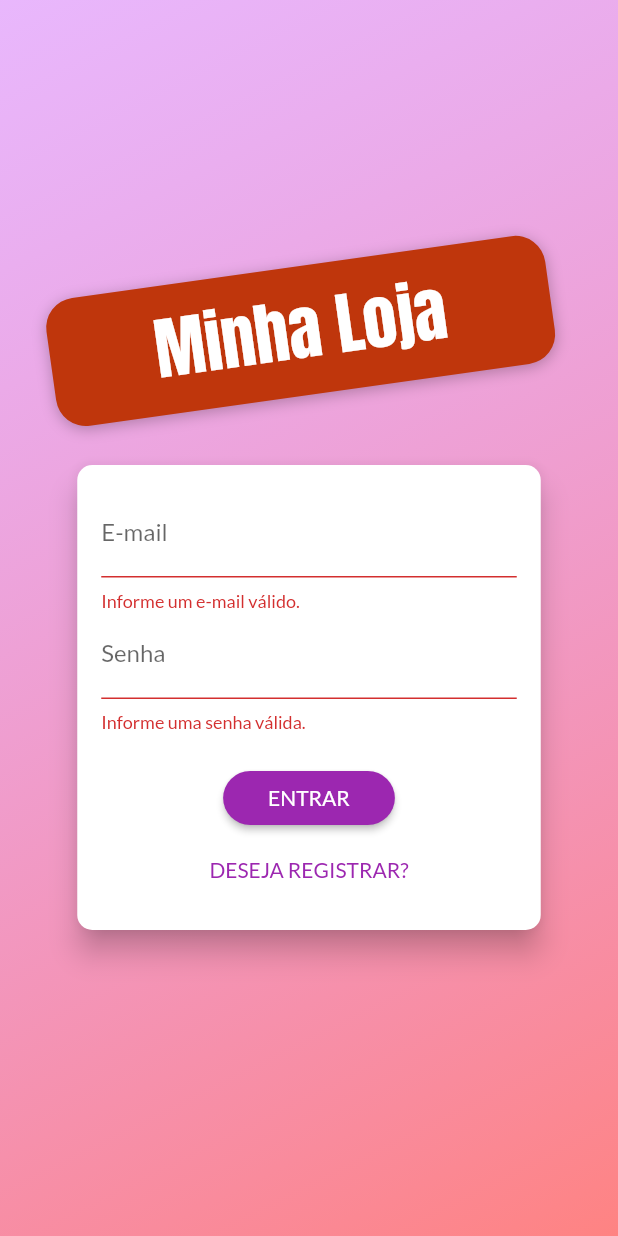
After one commit to lucas-salles/flutter-examples, a Flutter app: the screen it shows after launch, after a tap on "ENTRAR", on a phone screen of 412 x 824 dp. The commit adds this screen. Run offline on Flutter 3.47's test engine with Material 2 defaults, Android fonts, the phone set to English and light mode, and no system bars; our stand-ins replace flutter_mobx, flutter_multi_formatter, font_awesome_flutter, google_fonts, google_maps_flutter, image_picker and 6 more; accounts and stored records are empty; generated files the repository leaves out were written again; network calls fail.

Commit message:
Shop app: adicionando autenticação

```diff
--- /dev/null
+++ b/shop/lib/components/auth_form.dart
@@ -0,0 +1,176 @@
+import 'package:flutter/material.dart';
+import 'package:provider/provider.dart';
+import 'package:shop/exceptions/auth_exception.dart';
+import 'package:shop/models/auth.dart';
+
+enum AuthMode { Signup, Login }
+
+class AuthForm extends StatefulWidget {
+  const AuthForm({Key? key}) : super(key: key);
+
+  @override
+  _AuthFormState createState() => _AuthFormState();
+}
+
+class _AuthFormState extends State<AuthForm> {
+  final _passwordController = TextEditingController();
+  final _formKey = GlobalKey<FormState>();
+  bool _isLoading = false;
+  AuthMode _authMode = AuthMode.Login;
+  final Map<String, String> _authData = {
+    "email": "",
+    "passwoprd": "",
+  };
+
+  bool _isLogin() => _authMode == AuthMode.Login;
+  bool _isSignup() => _authMode == AuthMode.Signup;
+
+  void _switchAuthMode() {
+    setState(() {
+      if (_isLogin()) {
+        _authMode = AuthMode.Signup;
+      } else {
+        _authMode = AuthMode.Login;
+      }
+    });
+  }
+
+  void _showErrorDialog(String msg) {
+    showDialog(
+      context: context,
+      builder: (_) => AlertDialog(
+        title: const Text('Ocorreu um erro'),
+        content: Text(msg),
+        actions: [
+          TextButton(
+            onPressed: () => Navigator.of(context).pop(),
+            child: const Text('Fechar'),
+          ),
+        ],
+      ),
+    );
+  }
+
+  Future<void> _submit() async {
+    final isValid = _formKey.currentState?.validate() ?? false;
+
+    if (!isValid) {
+      return;
+    }
+
+    setState(() => _isLoading = true);
+
+    _formKey.currentState?.save();
+    Auth auth = Provider.of(context, listen: false);
+
+    try {
+      if (_isLogin()) {
+        await auth.login(
+          _authData["email"]!,
+          _authData["password"]!,
+        );
+      } else {
+        await auth.signup(
+          _authData["email"]!,
+          _authData["password"]!,
+        );
+      }
+    } on AuthException catch (error) {
+      _showErrorDialog(error.toString());
+    } catch (error) {
+      _showErrorDialog('Ocorreu um erro inesperado!');
+    }
+
+    setState(() => _isLoading = false);
+  }
+
+  @override
+  Widget build(BuildContext context) {
+    final deviceSize = MediaQuery.of(context).size;
+
+    return Card(
+      elevation: 8,
+      shape: RoundedRectangleBorder(
+        borderRadius: BorderRadius.circular(10),
+      ),
+      child: Container(
+        padding: const EdgeInsets.all(16),
+        height: _isLogin() ? 310 : 400,
+        width: deviceSize.width * 0.75,
+        child: Form(
+          key: _formKey,
+          child: Column(
+            children: [
+              TextFormField(
+                decoration: const InputDecoration(labelText: "E-mail"),
+                keyboardType: TextInputType.emailAddress,
+                onSaved: (email) => _authData["email"] = email ?? "",
+                validator: (_email) {
+                  final email = _email ?? "";
+                  if (email.trim().isEmpty || !email.contains("@")) {
+                    return "Informe um e-mail válido.";
+                  }
+                  return null;
+                },
+              ),
+              TextFormField(
+                decoration: const InputDecoration(labelText: "Senha"),
+                obscureText: true,
+                controller: _passwordController,
+                onSaved: (password) => _authData["password"] = password ?? "",
+                validator: (_password) {
+                  final password = _password ?? "";
+                  if (password.isEmpty || password.length < 5) {
+                    return "Informe uma senha válida.";
+                  }
+                  return null;
+                },
+              ),
+              if (_isSignup())
+                TextFormField(
+                  decoration:
+                      const InputDecoration(labelText: "Confirmar Senha"),
+                  obscureText: true,
+                  validator: _isLogin()
+                      ? null
+                      : (_password) {
+                          final password = _password ?? "";
+                          if (password != _passwordController.text) {
+                            return "Senhas informadas não conferem.";
+                          }
+                          return null;
+                        },
+                ),
+              const SizedBox(height: 20),
+              if (_isLoading)
+                const CircularProgressIndicator()
+              else
+                ElevatedButton(
+                  onPressed: _submit,
+                  child: Text(
+                    _authMode == AuthMode.Login ? "ENTRAR" : "REGISTRAR",
+                  ),
+                  style: ElevatedButton.styleFrom(
+                    shape: RoundedRectangleBorder(
+                      borderRadius: BorderRadius.circular(30),
+                    ),
+                    padding: const EdgeInsets.symmetric(
+                      horizontal: 30,
+                      vertical: 8,
+                    ),
+                  ),
+                ),
+              const Spacer(),
+              TextButton(
+                onPressed: _switchAuthMode,
+                child: Text(
+                  _isLogin() ? "DESEJA REGISTRAR?" : "JÁ POSSUI CONTA?",
+                ),
+              ),
+            ],
+          ),
+        ),
+      ),
+    );
+  }
+}
--- /dev/null
+++ b/shop/lib/data/store.dart
@@ -0,0 +1,33 @@
+import 'dart:convert';
+
+import 'package:shared_preferences/shared_preferences.dart';
+
+class Store {
+  static Future<bool> saveString(String key, String value) async {
+    final prefs = await SharedPreferences.getInstance();
+    return prefs.setString(key, value);
+  }
+
+  static Future<bool> saveMap(String key, Map<String, dynamic> value) async {
+    return saveString(key, jsonEncode(value));
+  }
+
+  static Future<String> getString(String key,
+      [String defaultValue = '']) async {
+    final prefs = await SharedPreferences.getInstance();
+    return prefs.getString(key) ?? defaultValue;
+  }
+
+  static Future<Map<String, dynamic>> getMap(String key) async {
+    try {
+      return jsonDecode(await getString(key));
+    } catch (_) {
+      return {};
+    }
+  }
+
+  static Future<bool> remove(String key) async {
+    final prefs = await SharedPreferences.getInstance();
+    return prefs.remove(key);
+  }
+}
--- /dev/null
+++ b/shop/lib/exceptions/auth_exception.dart
@@ -0,0 +1,19 @@
+class AuthException implements Exception {
+  static const Map<String, String> errors = {
+    'EMAIL_EXISTS': 'E-mail já cadastrado.',
+    'OPERATION_NOT_ALLOWED': 'Operação não permitida!',
+    'TOO_MANY_ATTEMPTS_TRY_LATER':
+        'Acesso bloqueado temporariamente. Tente mais tarde.',
+    'EMAIL_NOT_FOUND': 'E-mail não encontrado.',
+    'INVALID_PASSWORD': 'Senha informada não confere.',
+    'USER_DISABLED': 'A conta do usuário foi desabilitada.',
+  };
+  final String key;
+
+  AuthException(this.key);
+
+  @override
+  String toString() {
+    return errors[key] ?? 'Ocorreu um erro no processo de autenticação.';
+  }
+}
--- a/shop/lib/main.dart
+++ b/shop/lib/main.dart
@@ -1,12 +1,13 @@
 import 'package:flutter/material.dart';
 import 'package:provider/provider.dart';
+import 'package:shop/models/auth.dart';
 import 'package:shop/models/cart.dart';
 import 'package:shop/models/order_list.dart';
+import 'package:shop/pages/auth_or_home_page.dart';
 import 'package:shop/pages/cart_page.dart';
 import 'package:shop/pages/orders_page.dart';
 import 'package:shop/pages/product_detail_page.dart';
 import 'package:shop/pages/product_form_page.dart';
-import 'package:shop/pages/products_overview_page.dart';
 import 'package:shop/models/product_list.dart';
 import 'package:shop/pages/products_page.dart';
 import 'package:shop/utils/app_routes.dart';
@@ -28,13 +29,30 @@ class MyApp extends StatelessWidget {
     return MultiProvider(
       providers: [
         ChangeNotifierProvider(
+          create: (_) => Auth(),
+        ),
+        ChangeNotifierProxyProvider<Auth, ProductList>(
           create: (_) => ProductList(),
+          update: (ctx, auth, previous) {
+            return ProductList(
+              auth.token ?? '',
+              auth.userId ?? '',
+              previous?.items ?? [],
+            );
+          },
+        ),
+        ChangeNotifierProxyProvider<Auth, OrderList>(
+          create: (_) => OrderList(),
+          update: (ctx, auth, previous) {
+            return OrderList(
+              auth.token ?? '',
+              auth.userId ?? '',
+              previous?.items ?? [],
+            );
+          },
         ),
         ChangeNotifierProvider(
           create: (_) => Cart(),
-        ),
-        ChangeNotifierProvider(
-          create: (_) => OrderList(),
         ),
       ],
       child: MaterialApp(
@@ -47,7 +65,7 @@ class MyApp extends StatelessWidget {
         debugShowCheckedModeBanner: false,
         // home: const ProductsOverviewPage(),
         routes: {
-          AppRoutes.HOME: (context) => const ProductsOverviewPage(),
+          AppRoutes.AUTH_OR_HOME: (context) => const AuthOrHomePage(),
           AppRoutes.PRODUCT_DETAIL: (context) => const ProductDetailPage(),
           AppRoutes.CART: (context) => const CartPage(),
           AppRoutes.ORDERS: (context) => const OrdersPage(),
--- /dev/null
+++ b/shop/lib/models/auth.dart
@@ -0,0 +1,116 @@
+import 'dart:async';
+import 'dart:convert';
+
+import 'package:flutter/material.dart';
+import 'package:http/http.dart' as http;
+import 'package:shop/data/store.dart';
+import 'package:shop/exceptions/auth_exception.dart';
+
+class Auth with ChangeNotifier {
+  String? _token;
+  String? _email;
+  String? _userId;
+  DateTime? _expiryDate;
+  Timer? _logoutTimer;
+
+  bool get isAuth {
+    final isValid = _expiryDate?.isAfter(DateTime.now()) ?? false;
+    return _token != null && isValid;
+  }
+
+  String? get token => isAuth ? _token : null;
+
+  String? get email => isAuth ? _email : null;
+
+  String? get userId => isAuth ? _userId : null;
+
+  Future<void> _authenticate(
+      String email, String password, String urlFragment) async {
+    final url =
+        "https://identitytoolkit.googleapis.com/v1/accounts:$urlFragment?key=AIzaSyBRPANzCzOcPrMFRVrRoU1Un7jKjVKCJBM";
+    final response = await http.post(
+      Uri.parse(url),
+      body: jsonEncode({
+        "email": email,
+        "password": password,
+        "returnSecureToken": true,
+      }),
+    );
+
+    final body = jsonDecode(response.body);
+
+    if (body['error'] != null) {
+      throw AuthException(body['error']['message']);
+    } else {
+      _token = body['idToken'];
+      _email = body['email'];
+      _userId = body['localId'];
+      _expiryDate = DateTime.now().add(
+        Duration(
+          seconds: int.parse(body['expiresIn']),
+        ),
+      );
+
+      Store.saveMap('userData', {
+        'token': _token,
+        'email': _email,
+        'userId': _userId,
+        'expiryDate': _expiryDate!.toIso8601String(),
+      });
+
+      _autoLogout();
+      notifyListeners();
+    }
+  }
+
+  Future<void> signup(String email, String password) async {
+    return _authenticate(email, password, "signUp");
+  }
+
+  Future<void> login(String email, String password) async {
+    return _authenticate(email, password, "signInWithPassword");
+  }
+
+  Future<void> tryAutoLogin() async {
+    if (isAuth) return;
+
+    final userData = await Store.getMap('userData');
+    if (userData.isEmpty) return;
+
+    final expiryDate = DateTime.parse(userData['expiryDate']);
+    if (expiryDate.isBefore(DateTime.now())) return;
+
+    _token = userData['token'];
+    _email = userData['email'];
+    _userId = userData['userId'];
+    _expiryDate = expiryDate;
+
+    _autoLogout();
+    notifyListeners();
+  }
+
+  void logout() {
+    _token = null;
+    _email = null;
+    _userId = null;
+    _expiryDate = null;
+    _clearLogoutTimer();
+    Store.remove('userData').then((_) {
+      notifyListeners();
+    });
+  }
+
+  void _clearLogoutTimer() {
+    _logoutTimer?.cancel();
+    _logoutTimer = null;
+  }
+
+  void _autoLogout() {
+    _clearLogoutTimer();
+    final timeToLogout = _expiryDate?.difference(DateTime.now()).inSeconds;
+    _logoutTimer = Timer(
+      Duration(seconds: timeToLogout ?? 0),
+      logout,
+    );
+  }
+}
--- a/shop/lib/models/order_list.dart
+++ b/shop/lib/models/order_list.dart
@@ -1,5 +1,4 @@
 import 'dart:convert';
-import 'dart:math';
 
 import 'package:flutter/material.dart';
 import 'package:http/http.dart' as http;
@@ -9,22 +8,30 @@ import 'package:shop/models/order.dart';
 import 'package:shop/utils/constants.dart';
 
 class OrderList with ChangeNotifier {
-  final List<Order> _items = [];
+  final String _token;
+  final String _userId;
+  List<Order> _items = [];
+
+  OrderList([
+    this._token = '',
+    this._userId = '',
+    this._items = const [],
+  ]);
 
   List<Order> get items => [..._items];
 
   int get itemsCount => _items.length;
 
   Future<void> loadOrders() async {
-    _items.clear();
+    List<Order> items = [];
 
     final response = await http.get(
-      Uri.parse("${Constants.ORDER_BASE_URL}.json"),
+      Uri.parse("${Constants.ORDER_BASE_URL}/$_userId.json?auth=$_token"),
     );
     Map<String, dynamic>? data = jsonDecode(response.body);
     if (data == null) return;
     data.forEach((orderId, orderData) {
-      _items.add(
+      items.add(
         Order(
           id: orderId,
           total: orderData["total"],
@@ -41,13 +48,15 @@ class OrderList with ChangeNotifier {
         ),
       );
     });
+
+    _items = items.reversed.toList();
     notifyListeners();
   }
 
   Future<void> addOrder(Cart cart) async {
     final date = DateTime.now();
     final response = await http.post(
-      Uri.parse("${Constants.ORDER_BASE_URL}.json"),
+      Uri.parse("${Constants.ORDER_BASE_URL}/$_userId.json?auth=$_token"),
       body: jsonEncode({
         "total": cart.totalAmount,
         "date": date.toIso8601String(),
--- a/shop/lib/models/product_list.dart
+++ b/shop/lib/models/product_list.dart
@@ -8,11 +8,19 @@ import 'package:shop/models/product.dart';
 import 'package:shop/utils/constants.dart';
 
 class ProductList with ChangeNotifier {
-  final List<Product> _items = [];
+  final String _token;
+  final String _userId;
+  List<Product> _items = [];
 
   List<Product> get items => [..._items];
   List<Product> get favoriteItems =>
       _items.where((product) => product.isFavorite).toList();
+
+  ProductList([
+    this._token = '',
+    this._userId = '',
+    this._items = const [],
+  ]);
 
   int get itemsCount => _items.length;
 
@@ -20,11 +28,20 @@ class ProductList with ChangeNotifier {
     _items.clear();
 
     final response = await http.get(
-      Uri.parse("${Constants.PRODUCT_BASE_URL}.json"),
+      Uri.parse("${Constants.PRODUCT_BASE_URL}.json?auth=$_token"),
     );
     Map<String, dynamic>? data = jsonDecode(response.body);
     if (data == null) return;
+
+    final favResponse = await http.get(
+      Uri.parse("${Constants.USER_FAVORITES_URL}/$_userId.json?auth=$_token"),
+    );
+
+    Map<String, dynamic> favData =
+        favResponse.body == 'null' ? {} : jsonDecode(favResponse.body);
+
     data.forEach((productId, productData) {
+      final isFavorite = favData[productId] ?? false;
       _items.add(
         Product(
           id: productId,
@@ -32,7 +49,7 @@ class ProductList with ChangeNotifier {
           description: productData["description"],
           price: productData["price"],
           imageUrl: productData["imageUrl"],
-          isFavorite: productData["isFavorite"],
+          isFavorite: isFavorite,
         ),
       );
     });
@@ -59,13 +76,12 @@ class ProductList with ChangeNotifier {
 
   Future<void> addProduct(Product product) async {
     final response = await http.post(
-      Uri.parse("${Constants.PRODUCT_BASE_URL}.json"),
+      Uri.parse("${Constants.PRODUCT_BASE_URL}.json?auth=$_token"),
       body: jsonEncode({
         "name": product.name,
         "description": product.description,
         "price": product.price,
         "imageUrl": product.imageUrl,
-        "isFavorite": product.isFavorite,
       }),
     );
 
@@ -76,7 +92,6 @@ class ProductList with ChangeNotifier {
       description: product.description,
       price: product.price,
       imageUrl: product.imageUrl,
-      isFavorite: product.isFavorite,
     ));
     notifyListeners();
   }
@@ -86,7 +101,8 @@ class ProductList with ChangeNotifier {
 
     if (index >= 0) {
       await http.patch(
-        Uri.parse("${Constants.PRODUCT_BASE_URL}/${product.id}.json"),
+        Uri.parse(
+            "${Constants.PRODUCT_BASE_URL}/${product.id}.json?auth=$_token"),
         body: jsonEncode({
           "name": product.name,
           "description": product.description,
@@ -109,7 +125,8 @@ class ProductList with ChangeNotifier {
       notifyListeners();
 
       final response = await http.delete(
-        Uri.parse("${Constants.PRODUCT_BASE_URL}/${product.id}.json"),
+        Uri.parse(
+            "${Constants.PRODUCT_BASE_URL}/${product.id}.json?auth=$_token"),
       );
 
       if (response.statusCode >= 400) {
--- /dev/null
+++ b/shop/lib/pages/auth_or_home_page.dart
@@ -0,0 +1,30 @@
+import 'package:flutter/material.dart';
+import 'package:provider/provider.dart';
+import 'package:shop/models/auth.dart';
+import 'package:shop/pages/auth_page.dart';
+import 'package:shop/pages/products_overview_page.dart';
+
+class AuthOrHomePage extends StatelessWidget {
+  const AuthOrHomePage({Key? key}) : super(key: key);
+
+  @override
+  Widget build(BuildContext context) {
+    Auth auth = Provider.of(context);
+    return FutureBuilder(
+      future: auth.tryAutoLogin(),
+      builder: (ctx, snapshot) {
+        if (snapshot.connectionState == ConnectionState.waiting) {
+          return const Center(
+            child: CircularProgressIndicator(),
+          );
+        } else if (snapshot.error != null) {
+          return const Center(
+            child: Text('Ocorreu um erro!'),
+          );
+        } else {
+          return auth.isAuth ? const ProductsOverviewPage() : const AuthPage();
+        }
+      },
+    );
+  }
+}
--- /dev/null
+++ b/shop/lib/pages/auth_page.dart
@@ -0,0 +1,63 @@
+import 'dart:math';
+
+import 'package:flutter/material.dart';
+import 'package:shop/components/auth_form.dart';
+
+class AuthPage extends StatelessWidget {
+  const AuthPage({Key? key}) : super(key: key);
+
+  @override
+  Widget build(BuildContext context) {
+    return Scaffold(
+      body: Stack(
+        children: [
+          Container(
+            decoration: const BoxDecoration(
+              gradient: LinearGradient(colors: [
+                Color.fromRGBO(215, 117, 255, 0.5),
+                Color.fromRGBO(255, 118, 117, 0.9),
+              ], begin: Alignment.topLeft, end: Alignment.bottomRight),
+            ),
+          ),
+          Container(
+            width: double.infinity,
+            child: Column(
+              mainAxisAlignment: MainAxisAlignment.center,
+              crossAxisAlignment: CrossAxisAlignment.center,
+              children: [
+                Container(
+                  margin: const EdgeInsets.only(bottom: 20),
+                  padding: const EdgeInsets.symmetric(
+                    horizontal: 70,
+                    vertical: 10,
+                  ),
+                  transform: Matrix4.rotationZ(-8 * pi / 180)..translate(-10.0),
+                  decoration: BoxDecoration(
+                    borderRadius: BorderRadius.circular(20),
+                    color: Colors.deepOrange.shade900,
+                    boxShadow: const [
+                      BoxShadow(
+                        blurRadius: 8,
+                        color: Colors.black26,
+                        offset: Offset(0, 2),
+                      ),
+                    ],
+                  ),
+                  child: const Text(
+                    'Minha Loja',
+                    style: TextStyle(
+                      fontSize: 45,
+                      fontFamily: 'Anton',
+                      color: Colors.white,
+                    ),
+                  ),
+                ),
+                const AuthForm(),
+              ],
+            ),
+          ),
+        ],
+      ),
+    );
+  }
+}
--- a/shop/lib/pages/cart_page.dart
+++ b/shop/lib/pages/cart_page.dart
@@ -3,7 +3,6 @@ import 'package:provider/provider.dart';
 import 'package:shop/components/cart_button.dart';
 import 'package:shop/components/cart_item.dart';
 import 'package:shop/models/cart.dart';
-import 'package:shop/models/order_list.dart';
 
 class CartPage extends StatelessWidget {
   const CartPage({Key? key}) : super(key: key);
--- a/shop/lib/utils/app_routes.dart
+++ b/shop/lib/utils/app_routes.dart
@@ -1,5 +1,5 @@
 class AppRoutes {
-  static const HOME = '/';
+  static const AUTH_OR_HOME = '/';
   static const PRODUCT_DETAIL = '/product-detail';
   static const CART = '/cart';
   static const ORDERS = '/orders';
--- a/shop/lib/utils/constants.dart
+++ b/shop/lib/utils/constants.dart
@@ -1,4 +1,8 @@
 class Constants {
-  static const PRODUCT_BASE_URL = "your_firebase_url/products";
-  static const ORDER_BASE_URL = "your_firebase_url/orders";
+  static const USER_FAVORITES_URL =
+      "${const String.fromEnvironment("FIREBASESEURL")}/userFavorites";
+  static const PRODUCT_BASE_URL =
+      "${const String.fromEnvironment("FIREBASESEURL")}/products";
+  static const ORDER_BASE_URL =
+      "${const String.fromEnvironment("FIREBASESEURL")}/orders";
 }
--- a/shop/pubspec.yaml
+++ b/shop/pubspec.yaml
@@ -32,6 +32,7 @@ dependencies:
   provider: ^6.0.1
   intl: ^0.17.0
   http: ^0.13.4
+  shared_preferences: ^2.0.11
 
 
   # The following adds the Cupertino Icons font to your application.
```
Also changed, not shown: shop/lib/components/app_drawer.dart (+18 -1 lines), shop/lib/components/product_grid_item.dart (+6 -1 lines), shop/lib/models/product.dart (+5 -4 lines), shop/pubspec.lock.
